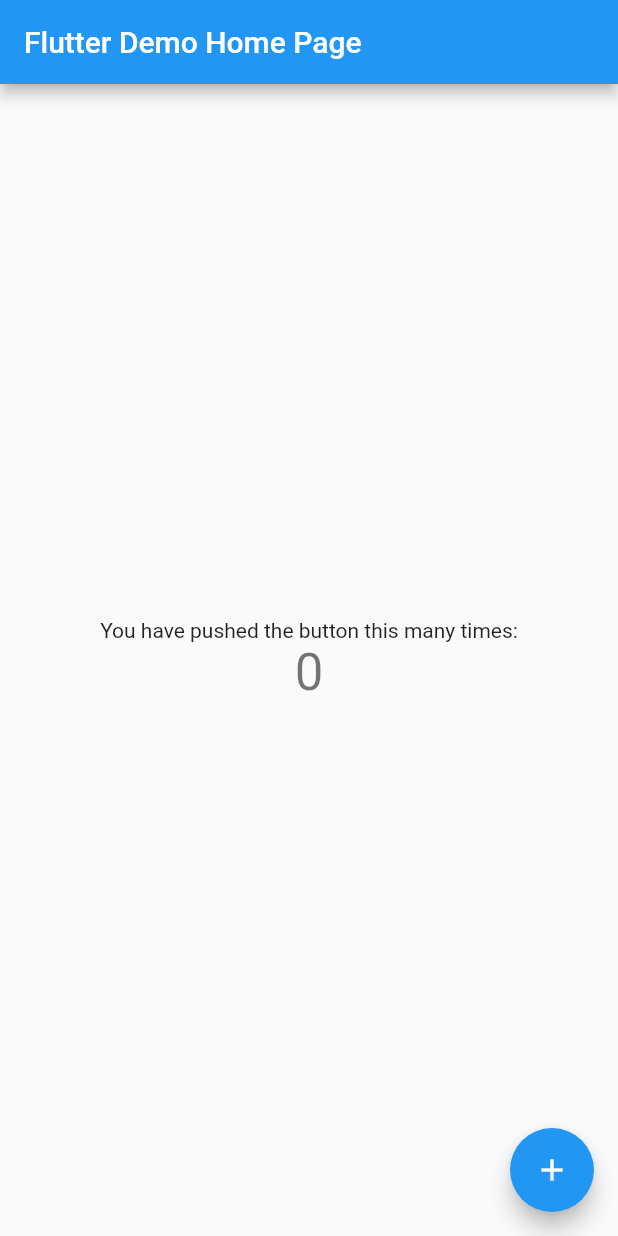
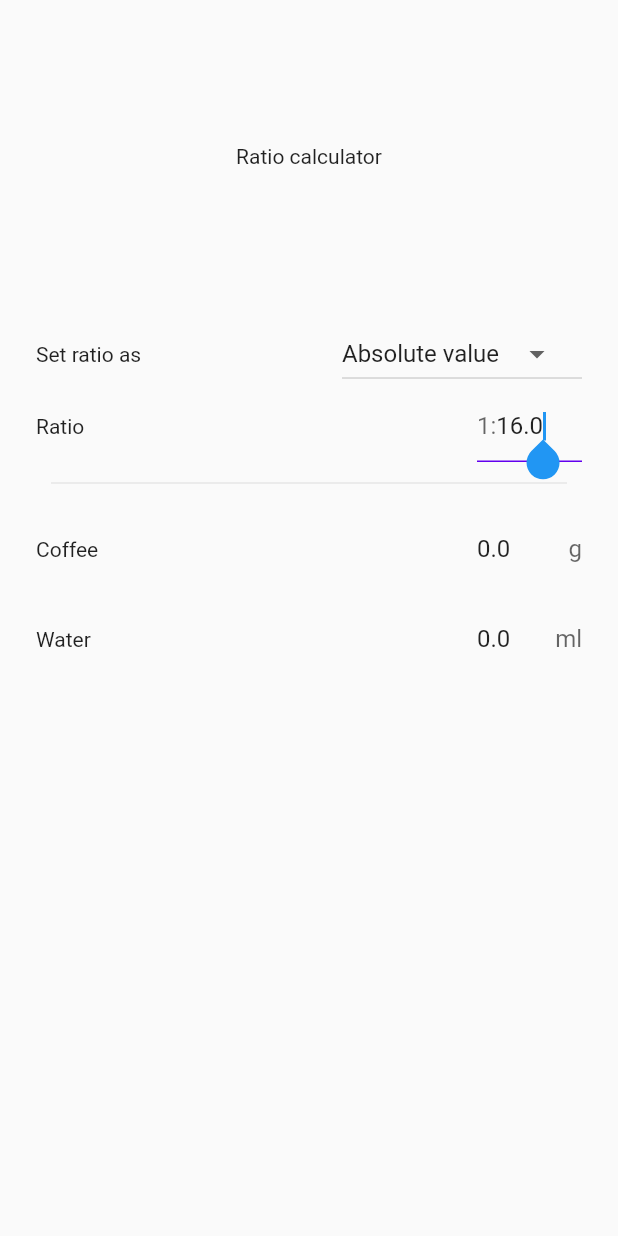
Before and after one commit to antklim/coffee_badger, a Flutter app: the screen it shows after launch, on a phone screen of 412 x 824 dp. Run offline on Flutter 3.47's test engine with Material 2 defaults, Android fonts, the phone set to English and light mode, and no system bars.

Commit message:
Ratio calculator page (#1)

```diff
--- /dev/null
+++ b/lib/app.dart
@@ -0,0 +1,33 @@
+import 'package:coffee_badger/ratio/screen.dart';
+import 'package:flutter/material.dart';
+
+// TODO: make HomePage() as home.
+// TODO: add menu/tabs to switch between home page and ratio.
+
+class App extends StatelessWidget {
+  @override
+  Widget build(BuildContext context) {
+    return MaterialApp(
+      title: 'Coffee Badger',
+      theme: ThemeData(
+        primarySwatch: Colors.blue,
+        visualDensity: VisualDensity.adaptivePlatformDensity,
+      ),
+      home: RatioScreen(),
+      // initialRoute: '/ratio',
+      // onGenerateRoute: _getRoute,
+    );
+  }
+
+  // Route<dynamic> _getRoute(RouteSettings settings) {
+  //   if (settings.name != '/ratio') {
+  //     return null;
+  //   }
+
+  //   return MaterialPageRoute<void>(
+  //     settings: settings,
+  //     builder: (BuildContext context) => RatioPage(),
+  //     fullscreenDialog: true,
+  //   );
+  // }
+}
--- a/lib/main.dart
+++ b/lib/main.dart
@@ -1,118 +1,4 @@
-import 'package:coffee_badger/ratio.dart';
+import 'package:coffee_badger/app.dart';
 import 'package:flutter/material.dart';
 
-void main() {
-  runApp(MyApp());
-}
-
-class MyApp extends StatelessWidget {
-  // This widget is the root of your application.
-  @override
-  Widget build(BuildContext context) {
-    return MaterialApp(
-      title: 'Flutter Demo',
-      theme: ThemeData(
-        // This is the theme of your application.
-        //
-        // Try running your application with "flutter run". You'll see the
-        // application has a blue toolbar. Then, without quitting the app, try
-        // changing the primarySwatch below to Colors.green and then invoke
-        // "hot reload" (press "r" in the console where you ran "flutter run",
-        // or simply save your changes to "hot reload" in a Flutter IDE).
-        // Notice that the counter didn't reset back to zero; the application
-        // is not restarted.
-        primarySwatch: Colors.blue,
-        // This makes the visual density adapt to the platform that you run
-        // the app on. For desktop platforms, the controls will be smaller and
-        // closer together (more dense) than on mobile platforms.
-        visualDensity: VisualDensity.adaptivePlatformDensity,
-      ),
-      home: MyHomePage(title: 'Flutter Demo Home Page'),
-    );
-  }
-}
-
-class MyHomePage extends StatefulWidget {
-  MyHomePage({Key key, this.title}) : super(key: key);
-
-  // This widget is the home page of your application. It is stateful, meaning
-  // that it has a State object (defined below) that contains fields that affect
-  // how it looks.
-
-  // This class is the configuration for the state. It holds the values (in this
-  // case the title) provided by the parent (in this case the App widget) and
-  // used by the build method of the State. Fields in a Widget subclass are
-  // always marked "final".
-
-  final String title;
-
-  @override
-  _MyHomePageState createState() => _MyHomePageState();
-}
-
-class _MyHomePageState extends State<MyHomePage> {
-  int _counter = 0;
-
-  void _incrementCounter() {
-    setState(() {
-      // This call to setState tells the Flutter framework that something has
-      // changed in this State, which causes it to rerun the build method below
-      // so that the display can reflect the updated values. If we changed
-      // _counter without calling setState(), then the build method would not be
-      // called again, and so nothing would appear to happen.
-      _counter++;
-    });
-  }
-
-  @override
-  Widget build(BuildContext context) {
-    // This method is rerun every time setState is called, for instance as done
-    // by the _incrementCounter method above.
-    //
-    // The Flutter framework has been optimized to make rerunning build methods
-    // fast, so that you can just rebuild anything that needs updating rather
-    // than having to individually change instances of widgets.
-    return Scaffold(
-      appBar: AppBar(
-        // Here we take the value from the MyHomePage object that was created by
-        // the App.build method, and use it to set our appbar title.
-        title: Text(widget.title),
-      ),
-      body: Center(
-        // Center is a layout widget. It takes a single child and positions it
-        // in the middle of the parent.
-        child: Column(
-          // Column is also a layout widget. It takes a list of children and
-          // arranges them vertically. By default, it sizes itself to fit its
-          // children horizontally, and tries to be as tall as its parent.
-          //
-          // Invoke "debug painting" (press "p" in the console, choose the
-          // "Toggle Debug Paint" action from the Flutter Inspector in Android
-          // Studio, or the "Toggle Debug Paint" command in Visual Studio Code)
-          // to see the wireframe for each widget.
-          //
-          // Column has various properties to control how it sizes itself and
-          // how it positions its children. Here we use mainAxisAlignment to
-          // center the children vertically; the main axis here is the vertical
-          // axis because Columns are vertical (the cross axis would be
-          // horizontal).
-          mainAxisAlignment: MainAxisAlignment.center,
-          children: <Widget>[
-            Text(
-              'You have pushed the button this many times:',
-            ),
-            Text(
-              '$_counter',
-              style: Theme.of(context).textTheme.headline4,
-            ),
-          ],
-        ),
-      ),
-      floatingActionButton: FloatingActionButton(
-        onPressed: _incrementCounter,
-        tooltip: 'Increment',
-        child: Icon(Icons.add),
-      ), // This trailing comma makes auto-formatting nicer for build methods.
-    );
-  }
-}
+void main() => runApp(App());
--- /dev/null
+++ b/lib/ratio/ratio.dart
@@ -0,0 +1,59 @@
+import 'package:coffee_badger/exceptions.dart';
+
+const double DEFAULT_RATIO = 16.0;
+const double DEFAULT_COMPOUND_COFFEE_RATIO = 60.0;
+const double DEFAULT_COMPOUND_WATER_RATIO = 1000.0;
+
+enum RatioType { absolute, compound }
+var ratioTypes = <RatioType, String>{
+  RatioType.absolute: 'Absolute value',
+  RatioType.compound: 'Coffee per water'
+};
+
+/// Calculates brew ratio for a given [coffee] weight in grams and [water]
+/// volume in ml.
+///
+/// Throws a [InvalidArgument] if the coffee weight or water volume is not valid.
+double compoundRatio({double coffee, double water}) {
+  if (coffee <= 0) {
+    throw InvalidArgument('coffee');
+  }
+
+  if (water < 0) {
+    throw InvalidArgument('water');
+  }
+
+  return water / coffee;
+}
+
+/// Calculates coffee weight in grams required to brew for a given [ratio] value
+/// and [water] volume in ml.
+///
+/// Throws a [InvalidArgument] if the ratio value or water volume is not valid.
+double coffeePerWater({double ratio, double water}) {
+  if (ratio <= 0) {
+    throw InvalidArgument('ratio');
+  }
+
+  if (water < 0) {
+    throw InvalidArgument('water');
+  }
+
+  return water / ratio;
+}
+
+/// Calculates water volume in ml required to brew for a given [ratio] value and
+/// [coffee] weight in grams.
+///
+/// Throws a [InvalidArgument] if the ratio value or coffee weight is not valid.
+double waterPerCoffee({double ratio, double coffee}) {
+  if (ratio < 0) {
+    throw InvalidArgument('ratio');
+  }
+
+  if (coffee < 0) {
+    throw InvalidArgument('coffee');
+  }
+
+  return ratio * coffee;
+}
--- /dev/null
+++ b/lib/ratio/screen.dart
@@ -0,0 +1,404 @@
+import 'package:flutter/material.dart';
+import 'package:coffee_badger/ratio/ratio.dart';
+import 'package:provider/provider.dart';
+
+// TODO: Add widget test.
+// TODO: Split UI into components.
+// TODO: Add text styling: font, size, color.
+// TODO: Standartize input styling - margins, padding, size.
+// TODO: Set focus to inputs when ratio preferences chanfed.
+// TODO: Make ratio calculator header as a "hero" header with animation.
+
+// Ratio state change  -- invokes --> water state calculation and water UI update
+// Coffee state change -- invokes --> water state calculation and water UI update
+// Water state change  -- invokes --> coffee state calculation and coffee UI update
+
+class RatioScreen extends StatefulWidget {
+  @override
+  RatioScreenState createState() => RatioScreenState();
+}
+
+class RatioScreenState extends State<RatioScreen> {
+  final coffeeController = TextEditingController();
+  final waterController = TextEditingController();
+
+  double ratio;
+  double coffee;
+  double water;
+
+  @override
+  void initState() {
+    super.initState();
+
+    ratio = DEFAULT_RATIO;
+    coffee = 0.0;
+    water = 0.0;
+
+    coffeeController.text = '$coffee';
+    waterController.text = '$water';
+  }
+
+  @override
+  void dispose() {
+    coffeeController.dispose();
+    waterController.dispose();
+    super.dispose();
+  }
+
+  void ratioObserver(double v) {
+    if (v == 0.0 || v == ratio) return;
+    setState(() {
+      ratio = v;
+    });
+    _calculateWater();
+  }
+
+  void _onCoffeeInputChanged(String v) {
+    var value = double.tryParse(v) ?? 0.0;
+    _setCoffee(value);
+  }
+
+  void _onWaterInputChanged(String v) {
+    var value = double.tryParse(v) ?? 0.0;
+    _setWater(value);
+  }
+
+  void _calculateCoffee() {
+    final v = coffeePerWater(ratio: ratio, water: water);
+    setState(() {
+      coffee = v;
+    });
+    _notifyCoffeeStateChange(v);
+  }
+
+  void _setCoffee(double v) {
+    if (v == 0.0 || v == coffee) return;
+    setState(() {
+      coffee = v;
+    });
+    _calculateWater();
+  }
+
+  void _calculateWater() {
+    final v = waterPerCoffee(ratio: ratio, coffee: coffee);
+    setState(() {
+      water = v;
+    });
+    _notifyWaterStateChange(v);
+  }
+
+  void _setWater(double v) {
+    if (v == 0.0 || v == water) return;
+    setState(() {
+      water = v;
+    });
+    _calculateCoffee();
+  }
+
+  void _notifyCoffeeStateChange(double value) {
+    coffeeController.text = '${value.toStringAsFixed(1)}';
+  }
+
+  void _notifyWaterStateChange(double value) {
+    waterController.text = '${value.toStringAsFixed(1)}';
+  }
+
+  @override
+  Widget build(BuildContext context) {
+    return Scaffold(
+      body: Container(
+        child: SafeArea(
+          child: ListView(
+            padding: EdgeInsets.symmetric(horizontal: 24.0),
+            children: <Widget>[
+              SizedBox(height: 96.0),
+              Center(child: Text('Ratio calculator')),
+              SizedBox(height: 100.0),
+              RatioSettings(ratioObserver: ratioObserver),
+              SizedBox(height: 6.0),
+              Divider(indent: 10.0, endIndent: 10.0),
+              SizedBox(height: 12.0),
+              Row(
+                mainAxisAlignment: MainAxisAlignment.spaceBetween,
+                children: [
+                  Text('Coffee'),
+                  Container(
+                    width: 70.0,
+                    child: TextField(
+                      autofocus: true,
+                      controller: coffeeController,
+                      decoration: InputDecoration(
+                        border: InputBorder.none,
+                        focusedBorder: UnderlineInputBorder(
+                          borderSide: BorderSide(color: Color(0xFF6200EE)),
+                        ),
+                        suffixText: 'g',
+                      ),
+                      keyboardType: TextInputType.number,
+                      textAlign: TextAlign.start,
+                      onChanged: _onCoffeeInputChanged,
+                    ),
+                  ),
+                ],
+              ),
+              ////////////////////////////////////////////////////////////////
+              SizedBox(height: 12.0),
+              ////////////////////////////////////////////////////////////////
+              Row(
+                mainAxisAlignment: MainAxisAlignment.spaceBetween,
+                children: [
+                  Text('Water'),
+                  Container(
+                    width: 70.0,
+                    child: TextField(
+                      controller: waterController,
+                      decoration: InputDecoration(
+                        border: InputBorder.none,
+                        focusedBorder: UnderlineInputBorder(
+                          borderSide: BorderSide(color: Color(0xFF6200EE)),
+                        ),
+                        suffixText: 'ml',
+                      ),
+                      keyboardType: TextInputType.number,
+                      textAlign: TextAlign.start,
+                      onChanged: _onWaterInputChanged,
+                    ),
+                  ),
+                ],
+              ),
+              SizedBox(height: 50.0),
+            ],
+          ),
+        ),
+      ),
+    );
+  }
+}
+
+class RatioSettings extends StatefulWidget {
+  final void Function(double) ratioObserver;
+
+  const RatioSettings({Key key, this.ratioObserver}) : super(key: key);
+
+  @override
+  RatioSettingsState createState() => RatioSettingsState();
+}
+
+class RatioSettingsState extends State<RatioSettings> {
+  RatioType ratioType;
+  double aRatio; // absolute ratio
+  double cRatio; // compound ratio
+
+  @override
+  void initState() {
+    super.initState();
+    ratioType = RatioType.absolute;
+    aRatio = DEFAULT_RATIO;
+    cRatio = compoundRatio(
+        coffee: DEFAULT_COMPOUND_COFFEE_RATIO,
+        water: DEFAULT_COMPOUND_WATER_RATIO);
+  }
+
+  void onRatioTypeChange(RatioType v) {
+    var r = v == RatioType.absolute ? aRatio : cRatio;
+    setState(() {
+      ratioType = v;
+    });
+    widget.ratioObserver(r);
+  }
+
+  void absoluteRatioObserver(double v) {
+    if (v == 0.0) return;
+    setState(() {
+      aRatio = v;
+    });
+    widget.ratioObserver(v);
+  }
+
+  void compaundRatioObserver({double coffee, double water}) {
+    if (coffee == 0.0 || water == 0.0) return;
+    var r = compoundRatio(coffee: coffee, water: water);
+    setState(() {
+      cRatio = r;
+    });
+    widget.ratioObserver(r);
+  }
+
+  @override
+  Widget build(BuildContext context) {
+    return Container(
+      child: ListBody(
+        children: [
+          Row(
+            mainAxisAlignment: MainAxisAlignment.spaceBetween,
+            children: [
+              Text('Set ratio as'),
+              Container(
+                width: 160.0,
+                child: DropdownButton<RatioType>(
+                  value: ratioType,
+                  items: [
+                    DropdownMenuItem(
+                        child: Text(ratioTypes[RatioType.absolute]),
+                        value: RatioType.absolute),
+                    DropdownMenuItem(
+                        child: Text(ratioTypes[RatioType.compound]),
+                        value: RatioType.compound),
+                  ],
+                  onChanged: onRatioTypeChange,
+                ),
+              ),
+            ],
+          ),
+          ratioType == RatioType.absolute
+              ? AbsoluteRatio(ratioObserver: absoluteRatioObserver)
+              : CompoundRatio(ratioObserver: compaundRatioObserver),
+        ],
+      ),
+    );
+  }
+}
+
+class AbsoluteRatio extends StatefulWidget {
+  final Function(double) ratioObserver;
+
+  const AbsoluteRatio({Key key, this.ratioObserver}) : super(key: key);
+
+  @override
+  AbsoluteRatioState createState() => AbsoluteRatioState();
+}
+
+class AbsoluteRatioState extends State<AbsoluteRatio> {
+  final ratioController = TextEditingController();
+
+  @override
+  void initState() {
+    super.initState();
+    ratioController.text = '$DEFAULT_RATIO';
+  }
+
+  @override
+  void dispose() {
+    ratioController.dispose();
+    super.dispose();
+  }
+
+  void onRatioChanged(String v) {
+    var value = double.tryParse(v) ?? 0.0;
+    widget.ratioObserver(value);
+  }
+
+  @override
+  Widget build(BuildContext context) {
+    return Row(
+      mainAxisAlignment: MainAxisAlignment.spaceBetween,
+      children: [
+        Text('Ratio'),
+        Container(
+          width: 70.0,
+          child: TextField(
+            autofocus: true,
+            controller: ratioController,
+            decoration: InputDecoration(
+              border: InputBorder.none,
+              focusedBorder: UnderlineInputBorder(
+                borderSide: BorderSide(color: Color(0xFF6200EE)),
+              ),
+              prefixText: '1:',
+            ),
+            keyboardType: TextInputType.number,
+            onChanged: onRatioChanged,
+            textAlign: TextAlign.start,
+          ),
+        ),
+      ],
+    );
+  }
+}
+
+class CompoundRatio extends StatefulWidget {
+  final Function({double coffee, double water}) ratioObserver;
+
+  const CompoundRatio({Key key, this.ratioObserver}) : super(key: key);
+
+  @override
+  CompoundRatioState createState() => CompoundRatioState();
+}
+
+class CompoundRatioState extends State<CompoundRatio> {
+  final coffeeController = TextEditingController();
+  final waterController = TextEditingController();
+
+  @override
+  void initState() {
+    super.initState();
+    coffeeController.text = '$DEFAULT_COMPOUND_COFFEE_RATIO';
+    waterController.text = '$DEFAULT_COMPOUND_WATER_RATIO';
+  }
+
+  @override
+  void dispose() {
+    coffeeController.dispose();
+    waterController.dispose();
+    super.dispose();
+  }
+
+  void onRatioChange() {
+    var c = double.tryParse(coffeeController.text) ?? 0.0;
+    var w = double.tryParse(waterController.text) ?? 0.0;
+    widget.ratioObserver(coffee: c, water: w);
+  }
+
+  @override
+  Widget build(BuildContext context) {
+    return Row(
+      mainAxisAlignment: MainAxisAlignment.spaceBetween,
+      children: [
+        Flexible(
+          child: TextField(
+            autofocus: true,
+            controller: coffeeController,
+            buildCounter: buildCounterNoop,
+            decoration: InputDecoration(
+              border: InputBorder.none,
+              focusedBorder: UnderlineInputBorder(
+                borderSide: BorderSide(color: Color(0xFF6200EE)),
+              ),
+              suffixText: 'g',
+            ),
+            keyboardType: TextInputType.number,
+            textAlign: TextAlign.end,
+            onChanged: (String s) => onRatioChange(),
+          ),
+          flex: 2,
+        ),
+        Text('Coffee'),
+        Flexible(
+          child: Text('/'),
+          flex: 1,
+        ),
+        Flexible(
+          child: TextField(
+            controller: waterController,
+            buildCounter: buildCounterNoop,
+            decoration: InputDecoration(
+              border: InputBorder.none,
+              focusedBorder: UnderlineInputBorder(
+                borderSide: BorderSide(color: Color(0xFF6200EE)),
+              ),
+              suffixText: 'ml',
+            ),
+            keyboardType: TextInputType.number,
+            maxLength: 5,
+            textAlign: TextAlign.end,
+            onChanged: (String s) => onRatioChange(),
+          ),
+          flex: 2,
+        ),
+        Text('Water'),
+      ],
+    );
+  }
+}
+
+Widget buildCounterNoop(context, {currentLength, isFocused, maxLength}) => null;
```
Also changed, not shown: lib/exceptions.dart (+7 -11 lines), lib/home.dart (added, +19 -0 lines), lib/ratio.dart (deleted, +0 -52 lines), pubspec.yaml (+4 -36 lines), pubspec.lock, 3 other files.
